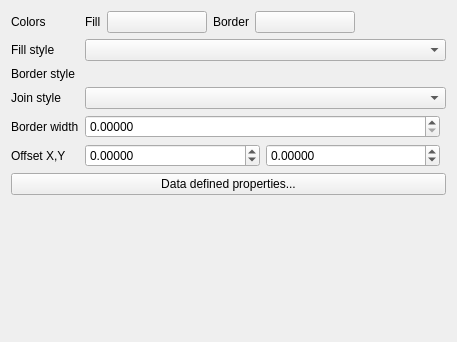
Before: the Qt Designer form src/ui/symbollayer/widget_simplefill.ui in qgis/QGIS, drawn with Qt 5.
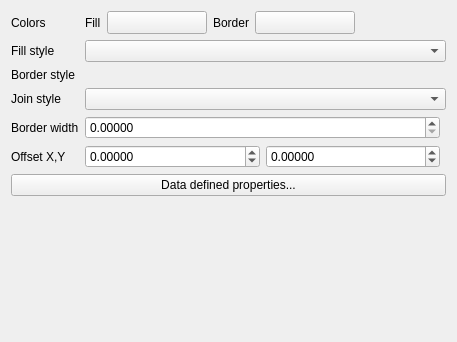
After: the same form once the commit is applied. Custom widgets are drawn as their Qt base class.

```diff
--- a/src/ui/symbollayer/widget_simplefill.ui
+++ b/src/ui/symbollayer/widget_simplefill.ui
@@ -37,7 +37,7 @@
       </widget>
      </item>
      <item>
-      <widget class="QgsColorButton" name="btnChangeColor">
+      <widget class="QgsColorButtonV2" name="btnChangeColor">
        <property name="minimumSize">
         <size>
          <width>100</width>
@@ -69,7 +69,7 @@
       </widget>
      </item>
      <item>
-      <widget class="QgsColorButton" name="btnChangeBorderColor">
+      <widget class="QgsColorButtonV2" name="btnChangeBorderColor">
        <property name="minimumSize">
         <size>
          <width>100</width>
@@ -245,9 +245,9 @@
    <header>qgspenstylecombobox.h</header>
   </customwidget>
   <customwidget>
-   <class>QgsColorButton</class>
-   <extends>QPushButton</extends>
-   <header>qgscolorbutton.h</header>
+   <class>QgsColorButtonV2</class>
+   <extends>QToolButton</extends>
+   <header>qgscolorbuttonv2.h</header>
   </customwidget>
   <customwidget>
    <class>QgsUnitSelectionWidget</class>
```
